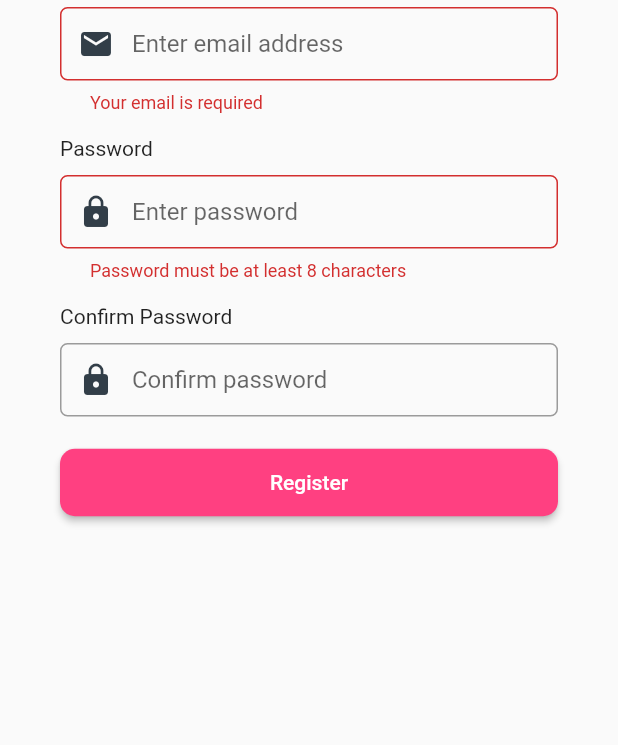
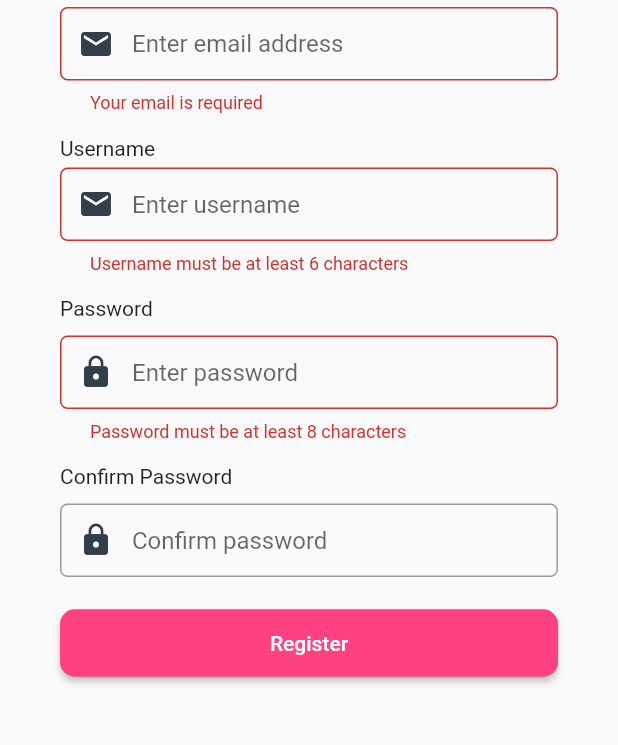
Before and after one commit to DAB-Co/jam-mobile, a Flutter app: the screen it shows after launch, after a tap on "Sign up", on a phone screen of 412 x 824 dp, the part 107-852 px from its top. Run offline on Flutter 3.47's test engine with Material 2 defaults, Android fonts, the phone set to English and light mode, and no system bars; our stand-ins replace device_info_plus, hive, hive_flutter, shared_preferences; missing offline and left inert: mqtt_client; accounts and stored records are empty.

Commit message:
remove local email storage, add username (not tested, server not implemented)

```diff
--- a/lib/domain/user.dart
+++ b/lib/domain/user.dart
@@ -1,12 +1,12 @@
 class User {
-  String? email;
+  String? username;
   String? token;
 
-  User({this.email, this.token});
+  User({this.username, this.token});
 
   factory User.fromJson(Map<String, dynamic> responseData) {
     return User(
-      email: responseData['username'],
+      username: responseData["username"],
       token: responseData['token'],
     );
   }
--- a/lib/main.dart
+++ b/lib/main.dart
@@ -40,7 +40,7 @@ class MyApp extends StatelessWidget {
               future: getUserData(),
               builder: (context, snapshot) {
                 if (snapshot.data != null) {
-                  print((snapshot.data as User).email);
+                  print((snapshot.data as User).username);
                 }
                 switch (snapshot.connectionState) {
                   case ConnectionState.none:
@@ -49,7 +49,7 @@ class MyApp extends StatelessWidget {
                   default:
                     if (snapshot.hasError)
                       return Text('Error: ${snapshot.error}');
-                    else if ((snapshot.data as User).email == null)
+                    else if ((snapshot.data as User).username == null)
                       return Login();
                     var user = snapshot.data as User;
                     Provider.of<UserProvider>(context).setUser(user, context);
--- a/lib/pages/dm.dart
+++ b/lib/pages/dm.dart
@@ -83,7 +83,7 @@ class _DMState extends State<DM> {
         Provider.of<MessageProvider>(context, listen: false).openBox(other);
 
     User user = Provider.of<UserProvider>(context).user!;
-    String userName = user.email!;
+    String userName = user.username!;
 
     return Scaffold(
       appBar: AppBar(
--- a/lib/pages/homepage.dart
+++ b/lib/pages/homepage.dart
@@ -94,7 +94,7 @@ class _HomepageState extends State<Homepage> {
                   Padding(
                     padding: EdgeInsets.all(50.0),
                     child: Text(
-                      user.email!,
+                      user.username!,
                       style: TextStyle(
                         color: Colors.white,
                       ),
@@ -142,7 +142,7 @@ class _HomepageState extends State<Homepage> {
         children: [
           SizedBox(height: 100),
           Center(
-            child: Text("${greetingsText()} ${user.email!}"),
+            child: Text("${greetingsText()} ${user.username!}"),
           ),
           Expanded(
             child: Padding(
--- a/lib/pages/messages.dart
+++ b/lib/pages/messages.dart
@@ -18,7 +18,7 @@ class _MessagesState extends State<Messages> {
   Widget build(BuildContext context) {
 
     User user = Provider.of<UserProvider>(context).user!;
-    String userName = user.email!;
+    String userName = user.username!;
 
     return Scaffold(
       appBar: AppBar(
--- a/lib/pages/register.dart
+++ b/lib/pages/register.dart
@@ -26,7 +26,7 @@ class _RegisterState extends State<Register> {
 
   final formKey = new GlobalKey<FormState>();
 
-  String? _username, _password, _confirmPassword;
+  String? _username, _email, _password, _confirmPassword;
 
   @override
   Widget build(BuildContext context) {
@@ -39,8 +39,16 @@ class _RegisterState extends State<Register> {
     final usernameField = TextFormField(
       onChanged: (_) => formKey.currentState!.validate(),
       autofocus: false,
+      validator: validateUsername,
+      onSaved: (value) => _username = value,
+      decoration: buildInputDecoration("Enter username", Icons.email),
+    );
+
+    final emailField = TextFormField(
+      onChanged: (_) => formKey.currentState!.validate(),
+      autofocus: false,
       validator: validateEmail,
-      onSaved: (value) => _username = value,
+      onSaved: (value) => _email = value,
       decoration: buildInputDecoration("Enter email address", Icons.email),
     );
 
@@ -79,7 +87,7 @@ class _RegisterState extends State<Register> {
           showSnackBar(context, "Passwords don't match.");
           return;
         }
-        auth.register(_username, _password).then((response) {
+        auth.register(_username, _email, _password).then((response) {
           if (response['status']) {
             User? user = response['user'];
             Provider.of<UserProvider>(context, listen: false).setUser(user, context);
@@ -106,6 +114,10 @@ class _RegisterState extends State<Register> {
                   SizedBox(height: 15.0),
                   Text("Email"),
                   SizedBox(height: 5.0),
+                  emailField,
+                  SizedBox(height: 15.0),
+                  Text("Username"),
+                  SizedBox(height: 5.0),
                   usernameField,
                   SizedBox(height: 15.0),
                   Text("Password"),
--- a/lib/providers/auth.dart
+++ b/lib/providers/auth.dart
@@ -31,7 +31,7 @@ class AuthProvider with ChangeNotifier {
     var response;
 
     final Map<String, dynamic> loginData = {
-      'username': email,
+      'email': email,
       'password': password,
     };
 
@@ -59,7 +59,7 @@ class AuthProvider with ChangeNotifier {
     if (response.statusCode == 200) {
       // TODO token will come from server
       User authUser = User();
-      authUser.email = email;
+      authUser.username = jsonDecode(response.body)["username"];
       authUser.token = password;
 
       UserPreferences().saveUser(authUser);
@@ -80,12 +80,13 @@ class AuthProvider with ChangeNotifier {
     return result;
   }
 
-  Future<dynamic> register(String? email, String? password) async {
+  Future<dynamic> register(String? email, String? username, String? password) async {
     var result;
     var response;
 
     final Map<String, String?> registrationData = {
-      'username': email,
+      'username': username,
+      'email': email,
       'password': password,
     };
 
@@ -113,7 +114,7 @@ class AuthProvider with ChangeNotifier {
     if (response.statusCode == 200) {
       // TODO token will come from server
       User authUser = User();
-      authUser.email = email;
+      authUser.username = username;
       authUser.token = password;
 
       UserPreferences().saveUser(authUser);
--- a/lib/providers/user_provider.dart
+++ b/lib/providers/user_provider.dart
@@ -12,9 +12,9 @@ class UserProvider with ChangeNotifier {
   User? get user => _user;
 
   void setUser(User? user, context) {
-    print("set user içinde ${user?.email!}");
+    print("set user içinde ${user?.username!}");
     mqttWrapper.connect(
-        user!.email!,
+        user!.username!,
         user.token!,
         Provider.of<MessageProvider>(context, listen: false),
         Provider.of<UnreadMessageProvider>(context, listen: false));
--- a/lib/util/shared_preference.dart
+++ b/lib/util/shared_preference.dart
@@ -7,16 +7,16 @@ import '/domain/user.dart';
 class UserPreferences {
   void saveUser(User user) async {
     final SharedPreferences prefs = await SharedPreferences.getInstance();
-    prefs.setString("email", user.email!);
+    prefs.setString("username", user.username!);
     prefs.setString("token", user.token!);
   }
 
   Future<User> getUser() async {
     final SharedPreferences prefs = await SharedPreferences.getInstance();
-    String? email = prefs.getString("email");
+    String? username = prefs.getString("username");
     String? token = prefs.getString("token");
     return User(
-      email: email,
+      username: username,
       token: token,
     );
   }
--- a/lib/util/validators.dart
+++ b/lib/util/validators.dart
@@ -26,7 +26,7 @@ String? validatePassword(String? value) {
   var maxLength = 37;
   var minLength = 8;
   if (value == null) {
-    _msg = "Your password is required";
+    _msg = "Password can't be empty";
   } else if (value.length < minLength) {
     _msg = 'Password must be at least $minLength characters';
   } else if (value.length > maxLength) {
@@ -34,3 +34,19 @@ String? validatePassword(String? value) {
   }
   return _msg;
 }
+
+String? validateUsername(String? value) {
+  String? _msg;
+  var maxLength = 31;
+  var minLength = 6;
+  if (value == null) {
+    _msg = "Username can't be empty";
+  }
+  else if (value.length < minLength) {
+    _msg = 'Username must be at least $minLength characters';
+  }
+  else if (value.length > maxLength) {
+    _msg = "Username can't be longer than $maxLength characters";
+  }
+  return _msg;
+}
```
